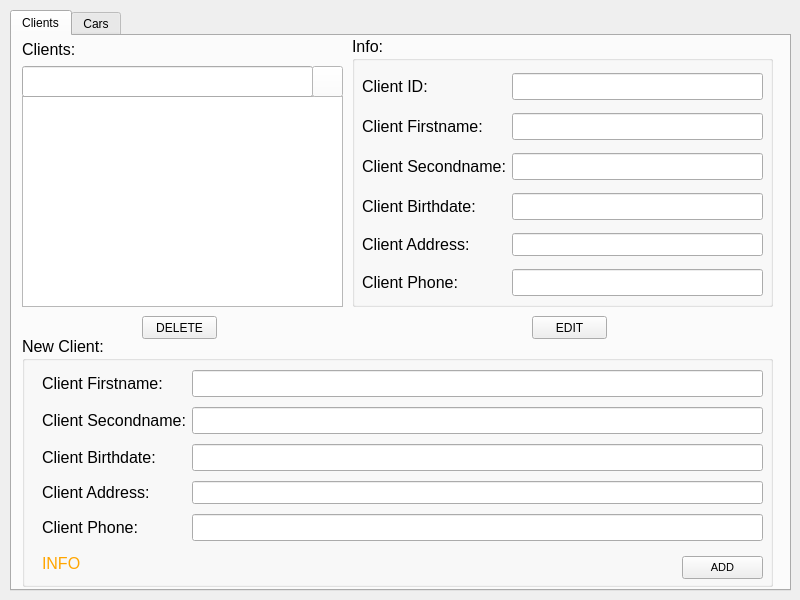
This is AutoService.ui in VladimirGitsarev/DB-AA-Course-Project as Qt 5 draws it before an edit. The edited form follows.
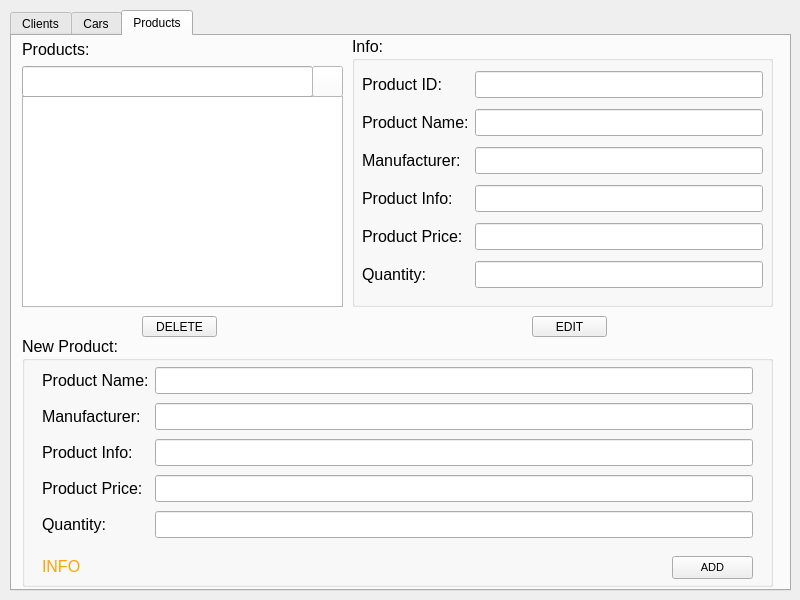
This is the edited form. The open tabs and pages were chosen to show the change. Icons and pictures are not drawn.

Commit message: Added Products tab and Products search procedure, rewrite app to follow DRY

Patch:
```diff
--- a/AutoService.ui
+++ b/AutoService.ui
@@ -1278,6 +1278,604 @@
        </property>
        <property name="text">
         <string>Choose Client:</string>
+       </property>
+      </widget>
+     </widget>
+     <widget class="QPushButton" name="search_car_button">
+      <property name="geometry">
+       <rect>
+        <x>300</x>
+        <y>30</y>
+        <width>31</width>
+        <height>31</height>
+       </rect>
+      </property>
+      <property name="styleSheet">
+       <string notr="true">background:white;</string>
+      </property>
+      <property name="text">
+       <string/>
+      </property>
+      <property name="icon">
+       <iconset>
+        <normaloff>search.png</normaloff>search.png</iconset>
+      </property>
+      <property name="iconSize">
+       <size>
+        <width>16</width>
+        <height>16</height>
+       </size>
+      </property>
+     </widget>
+     <widget class="QLineEdit" name="search_car_line">
+      <property name="geometry">
+       <rect>
+        <x>10</x>
+        <y>30</y>
+        <width>291</width>
+        <height>31</height>
+       </rect>
+      </property>
+      <property name="font">
+       <font>
+        <family>Tahoma</family>
+        <pointsize>12</pointsize>
+       </font>
+      </property>
+     </widget>
+    </widget>
+    <widget class="QWidget" name="tab_3">
+     <attribute name="title">
+      <string>Products</string>
+     </attribute>
+     <widget class="QLabel" name="label_27">
+      <property name="geometry">
+       <rect>
+        <x>10</x>
+        <y>5</y>
+        <width>182</width>
+        <height>16</height>
+       </rect>
+      </property>
+      <property name="font">
+       <font>
+        <family>Tahoma</family>
+        <pointsize>12</pointsize>
+       </font>
+      </property>
+      <property name="text">
+       <string>Products:</string>
+      </property>
+     </widget>
+     <widget class="QGroupBox" name="groupBox_9">
+      <property name="geometry">
+       <rect>
+        <x>340</x>
+        <y>0</y>
+        <width>421</width>
+        <height>271</height>
+       </rect>
+      </property>
+      <property name="font">
+       <font>
+        <family>Tahoma</family>
+        <pointsize>12</pointsize>
+       </font>
+      </property>
+      <property name="title">
+       <string>Info:</string>
+      </property>
+      <widget class="QWidget" name="gridLayoutWidget_7">
+       <property name="geometry">
+        <rect>
+         <x>10</x>
+         <y>30</y>
+         <width>401</width>
+         <height>231</height>
+        </rect>
+       </property>
+       <layout class="QGridLayout" name="gridLayout_7" rowstretch="0,0,0,0,0,0">
+        <item row="3" column="1">
+         <widget class="QLineEdit" name="prod_info_line">
+          <property name="enabled">
+           <bool>true</bool>
+          </property>
+          <property name="font">
+           <font>
+            <family>Tahoma</family>
+            <pointsize>12</pointsize>
+           </font>
+          </property>
+          <property name="alignment">
+           <set>Qt::AlignRight|Qt::AlignTrailing|Qt::AlignVCenter</set>
+          </property>
+          <property name="readOnly">
+           <bool>true</bool>
+          </property>
+         </widget>
+        </item>
+        <item row="4" column="0">
+         <widget class="QLabel" name="car_model_label_15">
+          <property name="font">
+           <font>
+            <family>Tahoma</family>
+            <pointsize>12</pointsize>
+           </font>
+          </property>
+          <property name="text">
+           <string>Product Price:</string>
+          </property>
+         </widget>
+        </item>
+        <item row="1" column="0">
+         <widget class="QLabel" name="car_make_label_7">
+          <property name="font">
+           <font>
+            <family>Tahoma</family>
+            <pointsize>12</pointsize>
+           </font>
+          </property>
+          <property name="text">
+           <string>Product Name:</string>
+          </property>
+         </widget>
+        </item>
+        <item row="3" column="0">
+         <widget class="QLabel" name="car_model_label_13">
+          <property name="font">
+           <font>
+            <family>Tahoma</family>
+            <pointsize>12</pointsize>
+           </font>
+          </property>
+          <property name="text">
+           <string>Product Info:</string>
+          </property>
+         </widget>
+        </item>
+        <item row="0" column="1">
+         <widget class="QLineEdit" name="product_id_line">
+          <property name="enabled">
+           <bool>true</bool>
+          </property>
+          <property name="font">
+           <font>
+            <family>Tahoma</family>
+            <pointsize>12</pointsize>
+           </font>
+          </property>
+          <property name="alignment">
+           <set>Qt::AlignRight|Qt::AlignTrailing|Qt::AlignVCenter</set>
+          </property>
+          <property name="readOnly">
+           <bool>true</bool>
+          </property>
+         </widget>
+        </item>
+        <item row="2" column="0">
+         <widget class="QLabel" name="car_model_label_14">
+          <property name="font">
+           <font>
+            <family>Tahoma</family>
+            <pointsize>12</pointsize>
+           </font>
+          </property>
+          <property name="text">
+           <string>Manufacturer:</string>
+          </property>
+         </widget>
+        </item>
+        <item row="4" column="1">
+         <widget class="QLineEdit" name="prod_price_line">
+          <property name="enabled">
+           <bool>true</bool>
+          </property>
+          <property name="font">
+           <font>
+            <family>Tahoma</family>
+            <pointsize>12</pointsize>
+           </font>
+          </property>
+          <property name="alignment">
+           <set>Qt::AlignRight|Qt::AlignTrailing|Qt::AlignVCenter</set>
+          </property>
+          <property name="readOnly">
+           <bool>true</bool>
+          </property>
+         </widget>
+        </item>
+        <item row="1" column="1">
+         <widget class="QLineEdit" name="product_name_line">
+          <property name="enabled">
+           <bool>true</bool>
+          </property>
+          <property name="font">
+           <font>
+            <family>Tahoma</family>
+            <pointsize>12</pointsize>
+           </font>
+          </property>
+          <property name="alignment">
+           <set>Qt::AlignRight|Qt::AlignTrailing|Qt::AlignVCenter</set>
+          </property>
+          <property name="readOnly">
+           <bool>true</bool>
+          </property>
+         </widget>
+        </item>
+        <item row="5" column="0">
+         <widget class="QLabel" name="car_client_id_label_5">
+          <property name="font">
+           <font>
+            <family>Tahoma</family>
+            <pointsize>12</pointsize>
+           </font>
+          </property>
+          <property name="text">
+           <string>Quantity:</string>
+          </property>
+         </widget>
+        </item>
+        <item row="5" column="1">
+         <widget class="QLineEdit" name="prod_quant_line">
+          <property name="enabled">
+           <bool>true</bool>
+          </property>
+          <property name="font">
+           <font>
+            <family>Tahoma</family>
+            <pointsize>12</pointsize>
+           </font>
+          </property>
+          <property name="alignment">
+           <set>Qt::AlignRight|Qt::AlignTrailing|Qt::AlignVCenter</set>
+          </property>
+          <property name="readOnly">
+           <bool>true</bool>
+          </property>
+         </widget>
+        </item>
+        <item row="0" column="0">
+         <widget class="QLabel" name="car_id_label_3">
+          <property name="font">
+           <font>
+            <family>Tahoma</family>
+            <pointsize>12</pointsize>
+           </font>
+          </property>
+          <property name="text">
+           <string>Product ID:</string>
+          </property>
+         </widget>
+        </item>
+        <item row="2" column="1">
+         <widget class="QLineEdit" name="manufacturer_line">
+          <property name="enabled">
+           <bool>true</bool>
+          </property>
+          <property name="font">
+           <font>
+            <family>Tahoma</family>
+            <pointsize>12</pointsize>
+           </font>
+          </property>
+          <property name="alignment">
+           <set>Qt::AlignRight|Qt::AlignTrailing|Qt::AlignVCenter</set>
+          </property>
+          <property name="readOnly">
+           <bool>true</bool>
+          </property>
+         </widget>
+        </item>
+       </layout>
+      </widget>
+     </widget>
+     <widget class="QPushButton" name="edit_product_btn">
+      <property name="geometry">
+       <rect>
+        <x>520</x>
+        <y>280</y>
+        <width>75</width>
+        <height>21</height>
+       </rect>
+      </property>
+      <property name="text">
+       <string>EDIT</string>
+      </property>
+     </widget>
+     <widget class="QListWidget" name="productslistWidget">
+      <property name="geometry">
+       <rect>
+        <x>10</x>
+        <y>60</y>
+        <width>321</width>
+        <height>211</height>
+       </rect>
+      </property>
+     </widget>
+     <widget class="QLineEdit" name="search_product_line">
+      <property name="geometry">
+       <rect>
+        <x>10</x>
+        <y>30</y>
+        <width>291</width>
+        <height>31</height>
+       </rect>
+      </property>
+      <property name="font">
+       <font>
+        <family>Tahoma</family>
+        <pointsize>12</pointsize>
+       </font>
+      </property>
+     </widget>
+     <widget class="QPushButton" name="search_product_button">
+      <property name="geometry">
+       <rect>
+        <x>300</x>
+        <y>30</y>
+        <width>31</width>
+        <height>31</height>
+       </rect>
+      </property>
+      <property name="styleSheet">
+       <string notr="true">background:white;</string>
+      </property>
+      <property name="text">
+       <string/>
+      </property>
+      <property name="icon">
+       <iconset>
+        <normaloff>search.png</normaloff>search.png</iconset>
+      </property>
+      <property name="iconSize">
+       <size>
+        <width>16</width>
+        <height>16</height>
+       </size>
+      </property>
+     </widget>
+     <widget class="QPushButton" name="delete_product_btn">
+      <property name="geometry">
+       <rect>
+        <x>130</x>
+        <y>280</y>
+        <width>75</width>
+        <height>21</height>
+       </rect>
+      </property>
+      <property name="text">
+       <string>DELETE</string>
+      </property>
+     </widget>
+     <widget class="QGroupBox" name="groupBox_10">
+      <property name="geometry">
+       <rect>
+        <x>10</x>
+        <y>300</y>
+        <width>751</width>
+        <height>251</height>
+       </rect>
+      </property>
+      <property name="font">
+       <font>
+        <family>Tahoma</family>
+        <pointsize>12</pointsize>
+       </font>
+      </property>
+      <property name="title">
+       <string>New Product:</string>
+      </property>
+      <widget class="QLabel" name="prod_info_label">
+       <property name="geometry">
+        <rect>
+         <x>20</x>
+         <y>220</y>
+         <width>611</width>
+         <height>21</height>
+        </rect>
+       </property>
+       <property name="font">
+        <font>
+         <family>Tahoma</family>
+         <pointsize>12</pointsize>
+        </font>
+       </property>
+       <property name="styleSheet">
+        <string notr="true">color:orange</string>
+       </property>
+       <property name="text">
+        <string>INFO</string>
+       </property>
+      </widget>
+      <widget class="QWidget" name="gridLayoutWidget_8">
+       <property name="geometry">
+        <rect>
+         <x>20</x>
+         <y>28</y>
+         <width>711</width>
+         <height>181</height>
+        </rect>
+       </property>
+       <layout class="QGridLayout" name="gridLayout_8" rowstretch="0,0,0,0,0">
+        <item row="0" column="0">
+         <widget class="QLabel" name="label_28">
+          <property name="font">
+           <font>
+            <family>Tahoma</family>
+            <pointsize>12</pointsize>
+           </font>
+          </property>
+          <property name="text">
+           <string>Product Name:</string>
+          </property>
+         </widget>
+        </item>
+        <item row="2" column="1">
+         <widget class="QLineEdit" name="new_prod_info_line">
+          <property name="enabled">
+           <bool>true</bool>
+          </property>
+          <property name="font">
+           <font>
+            <family>Tahoma</family>
+            <pointsize>12</pointsize>
+           </font>
+          </property>
+          <property name="alignment">
+           <set>Qt::AlignRight|Qt::AlignTrailing|Qt::AlignVCenter</set>
+          </property>
+          <property name="readOnly">
+           <bool>false</bool>
+          </property>
+         </widget>
+        </item>
+        <item row="4" column="1">
+         <widget class="QLineEdit" name="new_prod_quant_line">
+          <property name="enabled">
+           <bool>true</bool>
+          </property>
+          <property name="font">
+           <font>
+            <family>Tahoma</family>
+            <pointsize>12</pointsize>
+           </font>
+          </property>
+          <property name="alignment">
+           <set>Qt::AlignRight|Qt::AlignTrailing|Qt::AlignVCenter</set>
+          </property>
+          <property name="readOnly">
+           <bool>false</bool>
+          </property>
+         </widget>
+        </item>
+        <item row="3" column="1">
+         <widget class="QLineEdit" name="new_prod_price_line">
+          <property name="enabled">
+           <bool>true</bool>
+          </property>
+          <property name="font">
+           <font>
+            <family>Tahoma</family>
+            <pointsize>12</pointsize>
+           </font>
+          </property>
+          <property name="alignment">
+           <set>Qt::AlignRight|Qt::AlignTrailing|Qt::AlignVCenter</set>
+          </property>
+          <property name="readOnly">
+           <bool>false</bool>
+          </property>
+         </widget>
+        </item>
+        <item row="0" column="1">
+         <widget class="QLineEdit" name="new_prod_name_line">
+          <property name="enabled">
+           <bool>true</bool>
+          </property>
+          <property name="font">
+           <font>
+            <family>Tahoma</family>
+            <pointsize>12</pointsize>
+           </font>
+          </property>
+          <property name="alignment">
+           <set>Qt::AlignRight|Qt::AlignTrailing|Qt::AlignVCenter</set>
+          </property>
+          <property name="readOnly">
+           <bool>false</bool>
+          </property>
+         </widget>
+        </item>
+        <item row="2" column="0">
+         <widget class="QLabel" name="label_29">
+          <property name="font">
+           <font>
+            <family>Tahoma</family>
+            <pointsize>12</pointsize>
+           </font>
+          </property>
+          <property name="text">
+           <string>Product Info:</string>
+          </property>
+         </widget>
+        </item>
+        <item row="1" column="0">
+         <widget class="QLabel" name="label_30">
+          <property name="font">
+           <font>
+            <family>Tahoma</family>
+            <pointsize>12</pointsize>
+           </font>
+          </property>
+          <property name="text">
+           <string>Manufacturer:</string>
+          </property>
+         </widget>
+        </item>
+        <item row="1" column="1">
+         <widget class="QLineEdit" name="new_prod_man_line">
+          <property name="enabled">
+           <bool>true</bool>
+          </property>
+          <property name="font">
+           <font>
+            <family>Tahoma</family>
+            <pointsize>12</pointsize>
+           </font>
+          </property>
+          <property name="alignment">
+           <set>Qt::AlignRight|Qt::AlignTrailing|Qt::AlignVCenter</set>
+          </property>
+          <property name="readOnly">
+           <bool>false</bool>
+          </property>
+         </widget>
+        </item>
+        <item row="4" column="0">
+         <widget class="QLabel" name="label_31">
+          <property name="font">
+           <font>
+            <family>Tahoma</family>
+            <pointsize>12</pointsize>
+           </font>
+          </property>
+          <property name="text">
+           <string>Quantity:</string>
+          </property>
+         </widget>
+        </item>
+        <item row="3" column="0">
+         <widget class="QLabel" name="label_32">
+          <property name="font">
+           <font>
+            <family>Tahoma</family>
+            <pointsize>12</pointsize>
+           </font>
+          </property>
+          <property name="text">
+           <string>Product Price:</string>
+          </property>
+         </widget>
+        </item>
+       </layout>
+      </widget>
+      <widget class="QPushButton" name="add_prod_btn">
+       <property name="geometry">
+        <rect>
+         <x>650</x>
+         <y>220</y>
+         <width>81</width>
+         <height>23</height>
+        </rect>
+       </property>
+       <property name="font">
+        <font>
+         <pointsize>8</pointsize>
+        </font>
+       </property>
+       <property name="text">
+        <string>ADD</string>
        </property>
       </widget>
      </widget>
```
Left out of the diff: 18 changed lines with no effect on the pictures. The commit also changes 4 other files.
